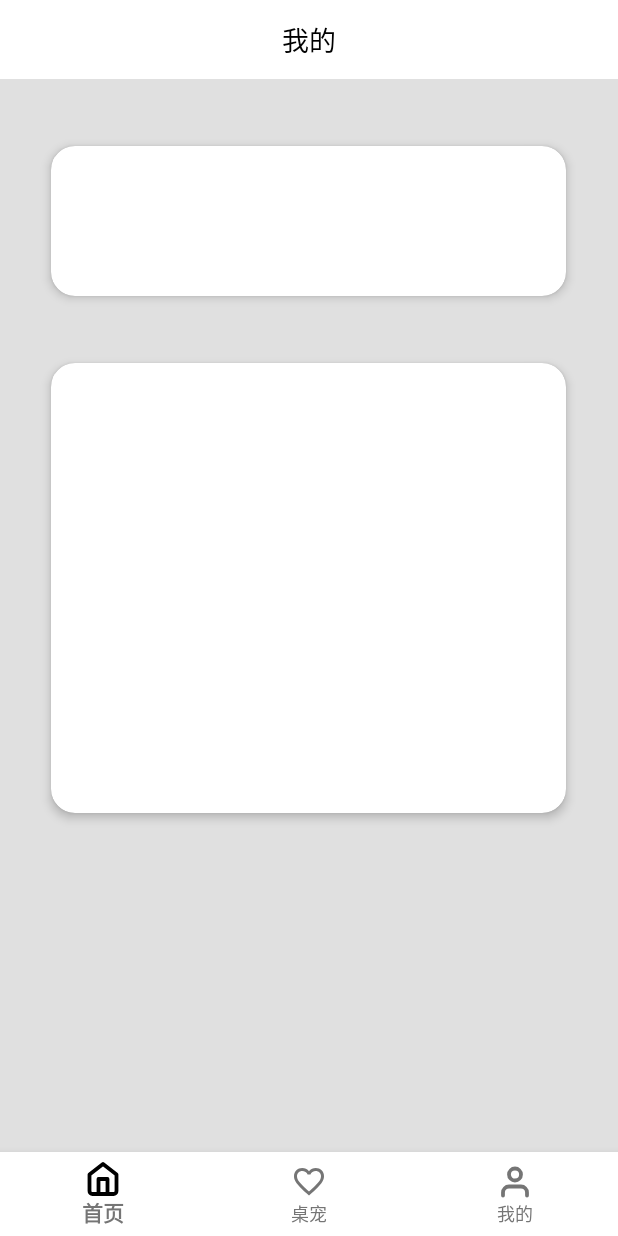
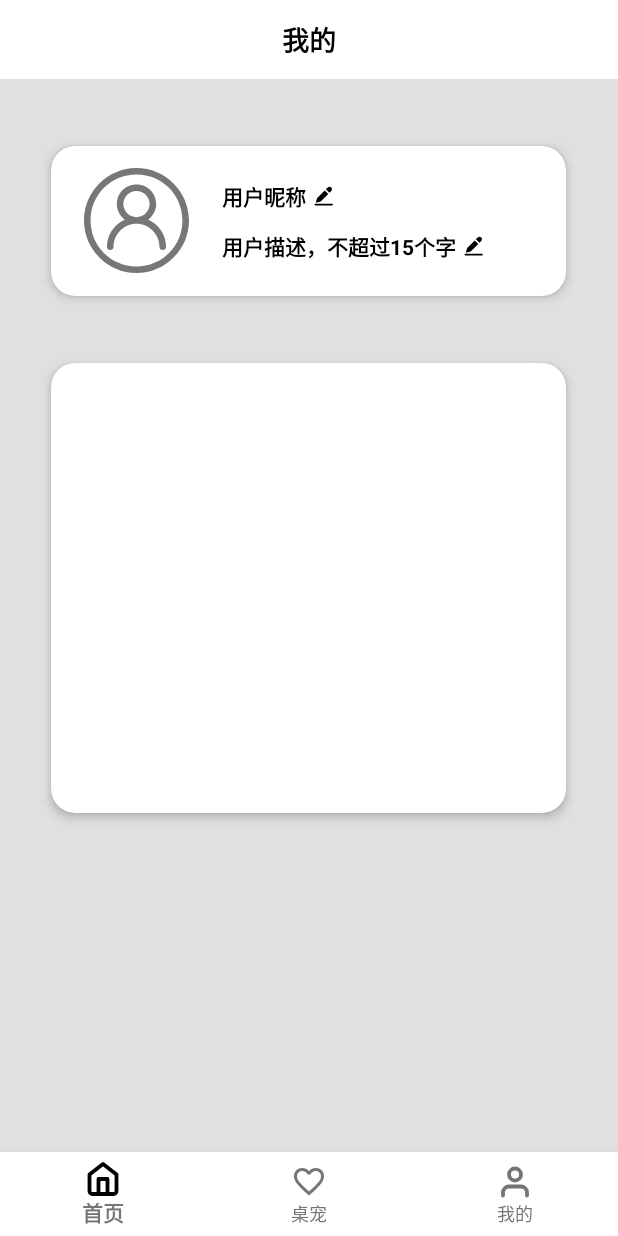
Before and after one commit to Zhuyipengfighting/PokerEmotion, an Android app: the fragment MyFragment placed in its activity, on a phone screen of 412 x 824 dp. Run offline under Robolectric (Android 15) with nearby library versions, the phone set to English and light mode, and no system bars; libraries missing offline, so code that uses them is left out: com.chaquo.python, com.github.mikephil.charting; 5 statements that could not run were skipped.

Commit message:
feat: UI的部分重构

```diff
--- /dev/null
+++ b/p_emotion_app/app/src/main/java/com/example/pokeremotionapplication/ui/custom/AutoSettingLayout.java
@@ -0,0 +1,81 @@
+package com.example.pokeremotionapplication.ui.custom;
+
+import android.content.Context;
+import android.util.AttributeSet;
+import android.widget.LinearLayout;
+
+import androidx.annotation.Nullable;
+
+import java.util.ArrayList;
+import java.util.List;
+
+public class AutoSettingLayout extends LinearLayout {
+
+    // 设置项数据
+    private List<SettingItem> settingItems = new ArrayList<>();
+
+
+
+    public AutoSettingLayout(Context context) {
+        super(context);
+        // 初始化
+        init();
+    }
+
+    public AutoSettingLayout(Context context, @Nullable AttributeSet attrs) {
+        super(context, attrs);
+        // 初始化
+        init();
+    }
+
+    public AutoSettingLayout(Context context, @Nullable AttributeSet attrs, int defStyleAttr) {
+        super(context, attrs, defStyleAttr);
+        // 初始化
+        init();
+    }
+
+    private void init(){
+        setOrientation(VERTICAL);
+    }
+
+    // 添加多个设置项
+    public void addSettingItems(List<SettingItem> items){
+
+        settingItems.addAll(items);
+        reFreshLayout();
+    }
+
+    // 刷新布局
+    private void reFreshLayout(){
+
+        // 清空布局
+        removeAllViews();
+
+        for (SettingItem item : settingItems){
+
+        }
+
+    }
+
+    // 设置项数据模型
+    public static class SettingItem {
+
+        // 设置项内容描述
+        private String title;
+        // 设置项图表id
+        private int iconResId;
+
+        public SettingItem(String title, int iconResId) {
+            this.title = title;
+            this.iconResId = iconResId;
+        }
+
+        public String getTitle() {
+            return title;
+        }
+
+        public int getIconResId() {
+            return iconResId;
+        }
+    }
+}
--- /dev/null
+++ b/p_emotion_app/app/src/main/res/drawable/avatar_test.xml
@@ -0,0 +1,12 @@
+<vector xmlns:android="http://schemas.android.com/apk/res/android"
+    android:width="200dp"
+    android:height="200dp"
+    android:viewportWidth="1024"
+    android:viewportHeight="1024">
+  <path
+      android:pathData="M1024,512c0,-281.6 -230.4,-512 -512,-512S0,230.4 0,512s230.4,512 512,512 512,-230.4 512,-512zM512,960c-249.6,0 -448,-198.4 -448,-448s198.4,-448 448,-448 448,198.4 448,448 -198.4,448 -448,448z"
+      android:fillColor="#777777"/>
+  <path
+      android:pathData="M627.2,505.6c44.8,-38.4 76.8,-89.6 76.8,-153.6 0,-108.8 -83.2,-192 -192,-192s-192,83.2 -192,192c0,64 32,115.2 76.8,153.6 -102.4,44.8 -172.8,147.2 -172.8,262.4 0,19.2 12.8,32 32,32s32,-12.8 32,-32c0,-121.6 102.4,-224 224,-224s224,102.4 224,224c0,19.2 12.8,32 32,32s32,-12.8 32,-32c0,-115.2 -70.4,-217.6 -172.8,-262.4zM512,480c-70.4,0 -128,-57.6 -128,-128s57.6,-128 128,-128 128,57.6 128,128 -57.6,128 -128,128z"
+      android:fillColor="#777777"/>
+</vector>
--- /dev/null
+++ b/p_emotion_app/app/src/main/res/drawable/blue_tooth.xml
@@ -0,0 +1,9 @@
+<vector xmlns:android="http://schemas.android.com/apk/res/android"
+    android:width="200dp"
+    android:height="200dp"
+    android:viewportWidth="1024"
+    android:viewportHeight="1024">
+  <path
+      android:pathData="M932.4,310.3L434.7,0v402.9L145.9,222.7 91.6,307.2l324.1,204.8 -324.1,204.8 54.3,87 288.8,-180.2V1024l497.7,-310.8L609.3,512zM537.1,184.3l201.7,126 -201.7,126zM614.4,636.9l122.9,76.8 -200.2,126v-251.9z"
+      android:fillColor="#333333"/>
+</vector>
--- /dev/null
+++ b/p_emotion_app/app/src/main/res/drawable/change_text.xml
@@ -0,0 +1,5 @@
+<vector xmlns:android="http://schemas.android.com/apk/res/android" android:height="24dp" android:viewportHeight="1024" android:viewportWidth="1024" android:width="24dp">
+
+    <path android:fillColor="#FF000000" android:pathData="M634.1,451.7l-101,-98.5 -215.9,215.6 -37.6,137.6v0.2L417,668.4zM617.6,268.8l-54.1,54L664.8,421l52.5,-52.4c27.6,-27.5 27.6,-72.2 0,-99.7 -27.5,-27.6 -72.2,-27.6 -99.7,-0.1zM265,731.8h476.2c13.8,0 25,11.2 25,25s-11.2,25 -25,25H265c-13.8,0 -25,-11.2 -25,-25s11.2,-25 25,-25z"/>
+
+</vector>
--- a/p_emotion_app/app/src/main/res/layout/fragment_my.xml
+++ b/p_emotion_app/app/src/main/res/layout/fragment_my.xml
@@ -22,7 +22,8 @@
             android:textColor="@color/black"
             android:layout_gravity="center"
             android:textSize="18dp"
-            android:gravity="center"/>
+            android:gravity="center"
+            android:textStyle="bold"/>
 
     </LinearLayout>
 
@@ -61,12 +62,104 @@
                 app:cardElevation="4dp">
 
                 <!-- 内部内容 -->
-                <TextView
-                    android:layout_width="wrap_content"
-                    android:layout_height="wrap_content"
-                    android:text="Hello, CardView!"
-                    android:textColor="#FFFFFF"
-                    android:gravity="center"/>
+                <LinearLayout
+                    android:layout_width="match_parent"
+                    android:layout_height="match_parent"
+                    android:orientation="horizontal">
+
+                    <LinearLayout
+                        android:layout_width="0dp"
+                        android:layout_height="match_parent"
+                        android:layout_weight="1"
+                        android:gravity="center">
+
+                        <ImageView
+                            android:id="@+id/my_user_avatar"
+                            android:layout_width="70dp"
+                            android:layout_height="70dp"
+                            android:layout_gravity="center"
+                            android:src="@drawable/avatar_test"/>
+
+                    </LinearLayout>
+
+                    <LinearLayout
+                        android:layout_width="0dp"
+                        android:layout_height="match_parent"
+                        android:layout_weight="2"
+                        android:orientation="vertical">
+
+                        <View
+                            android:layout_width="match_parent"
+                            android:layout_height="0dp"
+                            android:layout_weight="0.5"
+                            android:visibility="invisible"/>
+
+                        <LinearLayout
+                            android:layout_width="match_parent"
+                            android:layout_height="0dp"
+                            android:layout_weight="1"
+                            android:orientation="horizontal">
+
+                            <TextView
+                                android:id="@+id/my_user_name"
+                                android:layout_width="wrap_content"
+                                android:layout_height="match_parent"
+                                android:layout_gravity="center"
+                                android:gravity="center"
+                                android:text="用户昵称"
+                                style="@style/MyTextViewBold"/>
+
+                            <ImageView
+                                android:layout_width="wrap_content"
+                                android:layout_height="match_parent"
+                                android:src="@drawable/change_text"
+                                android:layout_gravity="center" />
+
+
+                        </LinearLayout>
+
+                        <LinearLayout
+                            android:layout_width="match_parent"
+                            android:layout_height="0dp"
+                            android:layout_weight="1"
+                            android:orientation="horizontal">
+
+                            <TextView
+                                android:id="@+id/my_user_describe"
+                                android:layout_width="wrap_content"
+                                android:layout_height="match_parent"
+                                android:layout_gravity="center"
+                                android:gravity="center"
+                                android:text="用户描述，不超过15个字"
+                                style="@style/MyTextViewBold"/>
+
+                            <ImageView
+                                android:layout_width="wrap_content"
+                                android:layout_height="match_parent"
+                                android:src="@drawable/change_text"
+                                android:layout_gravity="center" />
+
+
+                        </LinearLayout>
+
+
+                        <View
+                            android:layout_width="match_parent"
+                            android:layout_height="0dp"
+                            android:layout_weight="0.5"
+                            android:visibility="invisible"/>
+
+
+                    </LinearLayout>
+
+
+
+
+
+
+                </LinearLayout>
+
+
 
 
             </androidx.cardview.widget.CardView>
@@ -103,12 +196,14 @@
                 app:cardElevation="4dp">
 
                 <!-- 内部内容 -->
-                <TextView
-                    android:layout_width="wrap_content"
-                    android:layout_height="wrap_content"
-                    android:text="Hello, CardView!"
-                    android:textColor="#FFFFFF"
-                    android:gravity="center"/>
+                <LinearLayout
+                    android:layout_width="match_parent"
+                    android:layout_height="match_parent"
+                    android:orientation="vertical">
+
+
+
+                </LinearLayout>
 
 
             </androidx.cardview.widget.CardView>
--- a/p_emotion_app/app/src/main/res/values/styles.xml
+++ b/p_emotion_app/app/src/main/res/values/styles.xml
@@ -30,4 +30,9 @@
         <item name="android:textColor">@android:color/black</item>
     </style>
 
+    <style name="MyTextViewBold">
+        <item name="android:textStyle">bold</item>
+        <item name="android:textColor">@color/black</item>
+    </style>
+
 </resources>
```
Also changed, not shown: p_emotion_app/app/src/main/res/drawable/avatar.jpg (added), 3 other files.
